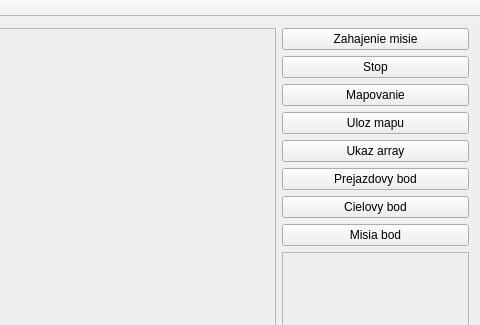
Old version of the form HMI_U2_github/demoRMR/mainwindow.ui in the repository JurajCizmar/Cizmar_Cservenka_HMI_2023; both pictures show x 335 to 815 and y 0 to 325 of the 815 by 647 pixel window.
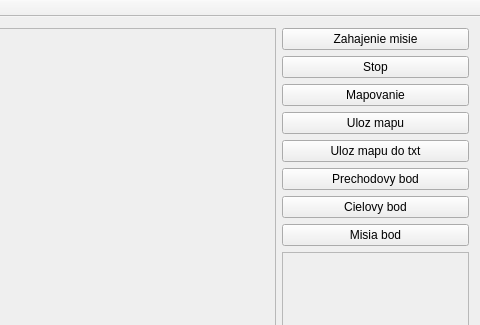
New version of the form.

```diff
--- a/HMI_U2_github/demoRMR/mainwindow.ui
+++ b/HMI_U2_github/demoRMR/mainwindow.ui
@@ -90,14 +90,14 @@
          </size>
         </property>
         <property name="text">
-         <string>Ukaz array</string>
+         <string>Uloz mapu do txt</string>
         </property>
        </widget>
       </item>
       <item>
        <widget class="QPushButton" name="pushButton_15">
         <property name="text">
-         <string>Prejazdovy bod</string>
+         <string>Prechodovy bod</string>
         </property>
        </widget>
       </item>
```
